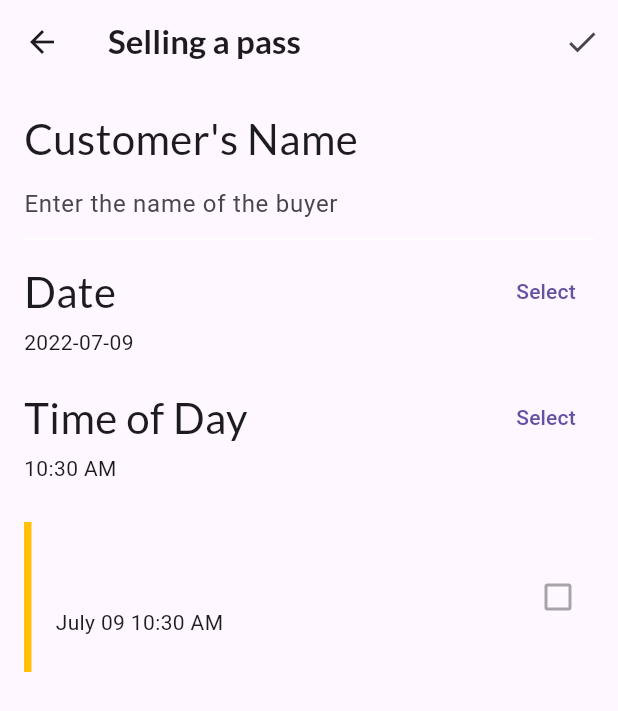
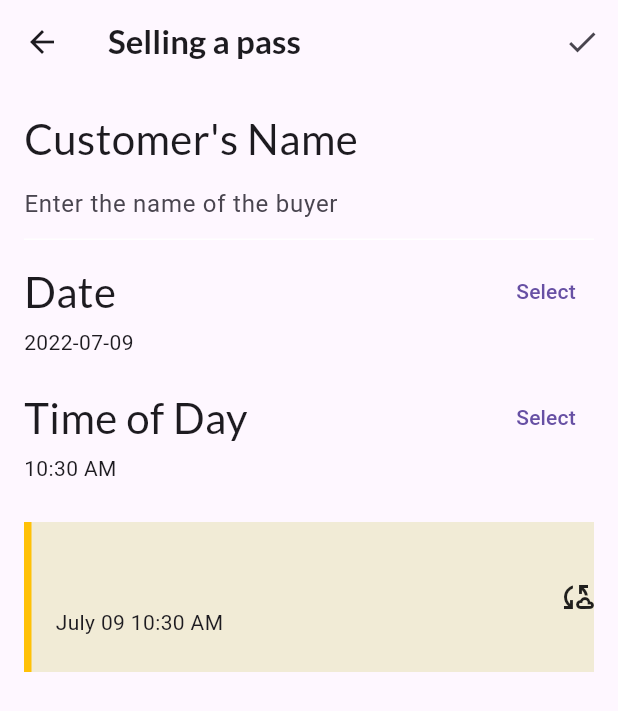
Before and after one commit to Titos23/myubuntu, a Flutter app: the PassItemScreen screen opened directly with empty values, on a phone screen of 412 x 824 dp. Shown: the top 711 px of the screen. Run offline on Flutter 3.47's test engine with Material 2 defaults, Android fonts, the phone set to English and light mode, and no system bars; our stand-ins replace cloud_firestore, firebase_auth, firebase_core, google_fonts, lottie, permission_handler and 1 more; accounts and stored records are empty; network calls fail; project files that could hold a hidden picture were left out.

Commit message:
Changing UI and app icon

```diff
--- a/lib/components/pass_tile.dart
+++ b/lib/components/pass_tile.dart
@@ -4,23 +4,32 @@ import 'package:intl/intl.dart';
 
 import '../models/pass_item.dart';
 
-class PassTile extends StatelessWidget {
+
+
+class PassTile extends StatefulWidget {
   final PassItem item;
-  final Function(bool?)? onComplete;
-  final TextDecoration textDecoration;
+  PassTile({Key? key,required this.item,})  : super(key: key);
 
-  PassTile({
-    Key? key,
-    required this.item,
-    this.onComplete,
-  })  : textDecoration =
-            item.isComplete ? TextDecoration.lineThrough : TextDecoration.none,
-        super(key: key);
+  @override
+  State<PassTile> createState() => _PassTileState();
+}
+
+class _PassTileState extends State<PassTile> {
+
+  @override
+  void initState() {
+
+    super.initState();
+  }
 
   @override
   Widget build(BuildContext context) {
+
     return SizedBox(
       height: 100,
+
+      child: Container(
+        color: Color.fromARGB(255, 241, 235, 214),
         child: Row(
           mainAxisAlignment: MainAxisAlignment.spaceBetween,
           children: [
@@ -36,9 +45,8 @@ class PassTile extends StatelessWidget {
                   crossAxisAlignment: CrossAxisAlignment.start,
                   children: [
                     Text(
-                    item.name,
+                      widget.item.name,
                       style: GoogleFonts.lato(
-                        decoration: textDecoration,
                           fontSize: 21.0,
                           fontWeight: FontWeight.bold),
                     ),
@@ -49,28 +57,23 @@ class PassTile extends StatelessWidget {
                 ),
               ],
             ),
-          buildCheckbox()
+            buildIcon()
 
           ],
+        ),
       ),
     );
   }
 
-
-
   Widget buildDate() {
     final dateFormatter = DateFormat('MMMM dd h:mm a');
-    final dateString = dateFormatter.format(item.date);
+    final dateString = dateFormatter.format(widget.item.date);
     return Text(
       dateString,
-      style: TextStyle(decoration: textDecoration),
     );
   }
 
-  Widget buildCheckbox() {
-    return Checkbox(
-      value: item.isComplete,
-      onChanged: onComplete,
-    );
+  Widget buildIcon() {
+    return widget.item.isComplete ? Icon(Icons.cloud_done) : Icon(Icons.cloud_sync_outlined);
   }
 }
--- a/lib/models/pass_item.dart
+++ b/lib/models/pass_item.dart
@@ -11,7 +11,7 @@ class PassItem {
   final String id;
   final String name;
   final DateTime date;
-  final bool isComplete;
+  bool isComplete;
 
   PassItem({
     required this.id,
--- a/lib/screens/pass_item_screen.dart
+++ b/lib/screens/pass_item_screen.dart
@@ -84,7 +84,6 @@ class _PassItemScreenState extends State<PassItemScreen> {
                 final dab = FirebaseFirestore.instance.collection("myubuntu").doc("soldpass").collection(FirebaseAuth.instance.currentUser!.uid);
                 dab.doc(passItem.id).set(passItem.toMap());
                 db.add(passItem);
-
               }
             },
           )
--- a/lib/screens/pass_screen.dart
+++ b/lib/screens/pass_screen.dart
@@ -6,10 +6,14 @@ import '../models/models.dart';
 import 'empty_pass_screen.dart';
 import '../components/pass_tile.dart';
 
-class PassScreen extends StatelessWidget {
+class PassScreen extends StatefulWidget {
   const PassScreen({Key? key}) : super(key: key);
 
+  @override
+  State<PassScreen> createState() => _PassScreenState();
+}
 
+class _PassScreenState extends State<PassScreen> {
   @override
   Widget build(BuildContext context) {
     return Scaffold(
```
Also changed, not shown: lib/screens/creation_screen.dart (added), 16 other files. Lines whose indentation alone changed are shown as unchanged.
